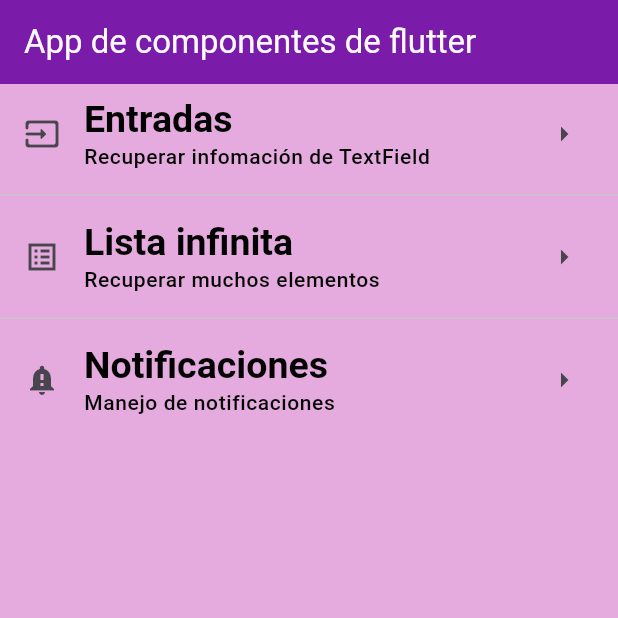
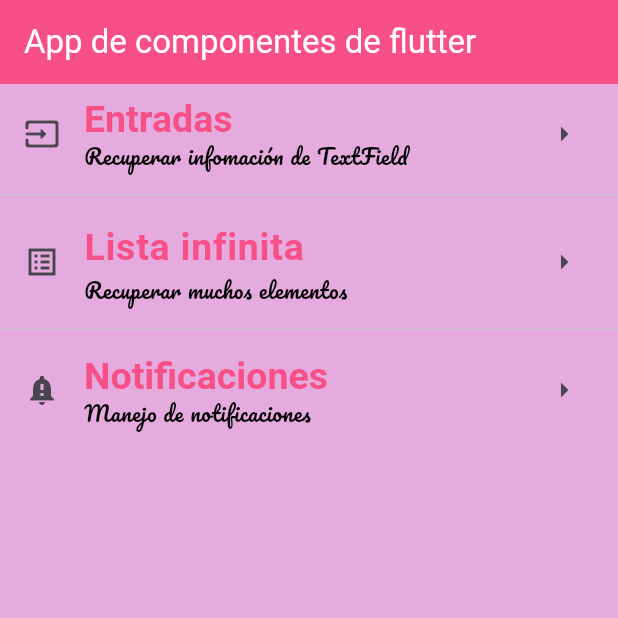
Before and after one commit to IsamarHFz/componentes_flutter, a Flutter app: the screen it shows after launch, on a phone screen of 412 x 824 dp, the top half of it. Run offline on Flutter 3.47's test engine with Material 3 defaults, Android fonts, the phone set to English and light mode, and no system bars; our stand-ins replace google_fonts; Roboto replaces fonts that are missing (Acme).

Commit message:
Refactorizing and Creation of AppTheme class

```diff
--- a/lib/main_app.dart
+++ b/lib/main_app.dart
@@ -1,5 +1,6 @@
 import 'package:flutter/material.dart';
-import 'package:practica3/home_screen.dart';
+import 'package:practica3/screens/home_screen.dart';
+import 'package:practica3/theme/app_theme.dart';
 
 class MainApp extends StatelessWidget {
   const MainApp({super.key});
@@ -9,23 +10,7 @@ class MainApp extends StatelessWidget {
     return MaterialApp(
       debugShowCheckedModeBanner: false,
       home: const HomeScreen(),
-      theme: ThemeData(
-        scaffoldBackgroundColor: const Color.fromARGB(255, 230, 171, 222),
-        appBarTheme: const AppBarTheme(color: Color.fromARGB(245, 118, 21, 167)),
-        textTheme: const TextTheme(
-          headlineLarge: TextStyle(
-            fontFamily: 'sans-serif',
-            fontSize: 25.0,
-            fontWeight: FontWeight.bold,
-            color: Color.fromARGB(255, 3, 3, 3),
-          ),
-          bodySmall: TextStyle(
-            fontSize: 14.0,
-            fontWeight: FontWeight.w500,
-            color: Color.fromARGB(255, 3, 3, 3),
-          ),
-        ),
-      ),
+      theme: AppTheme.lightTheme,
     );
   }
 }
--- a/lib/home_screen.dart
+++ b/lib/screens/home_screen.dart
@@ -1,4 +1,5 @@
 import 'package:flutter/material.dart';
+import 'package:practica3/theme/app_theme.dart';
 
 class HomeScreen extends StatelessWidget {
   const HomeScreen({super.key});
@@ -24,7 +25,7 @@ class HomeScreen extends StatelessWidget {
             const Divider(),
             ListTile(
               title: Text('Lista infinita',
-                        style: Theme.of(context).textTheme.headlineLarge,
+                        style: AppTheme.lightTheme.textTheme.headlineLarge,
                         ),
               subtitle: Text('Recuperar muchos elementos',
                       style: Theme.of(context).textTheme.bodySmall,
--- /dev/null
+++ b/lib/theme/app_theme.dart
@@ -0,0 +1,32 @@
+import 'package:flutter/material.dart';
+import 'package:google_fonts/google_fonts.dart';
+
+class AppTheme {
+  // Constante del color primario
+  static const primaryColor = Color.fromARGB(255, 247, 79, 135);
+  // Constante del color secundario
+  static const secondaryColor = Color.fromARGB(255, 3, 3, 3);
+  // Constante del color de fondo
+  static const backColor = Color.fromARGB(255, 230, 171, 222);
+
+
+  // Definición del tema de color y estilo de la app
+  static final ThemeData lightTheme = ThemeData.light().copyWith(
+    scaffoldBackgroundColor: backColor,
+        appBarTheme: const AppBarTheme(color: primaryColor),
+        textTheme: TextTheme(
+          // Títulos de primer nivel
+          headlineLarge: GoogleFonts.acme(
+            fontSize: 25.0,
+            fontWeight: FontWeight.bold,
+            color: primaryColor,
+          ),
+          // Fuennte para textos muy pequeños
+          bodySmall: GoogleFonts.pacifico(
+            fontSize: 14.0,
+            fontWeight: FontWeight.w500,
+            color: secondaryColor,
+          ),
+        ),
+  );
+}
--- a/pubspec.yaml
+++ b/pubspec.yaml
@@ -9,6 +9,7 @@ environment:
 dependencies:
   flutter:
     sdk: flutter
+  google_fonts:
 
 dev_dependencies:
   flutter_test:
```
Also changed, not shown: pubspec.lock.
